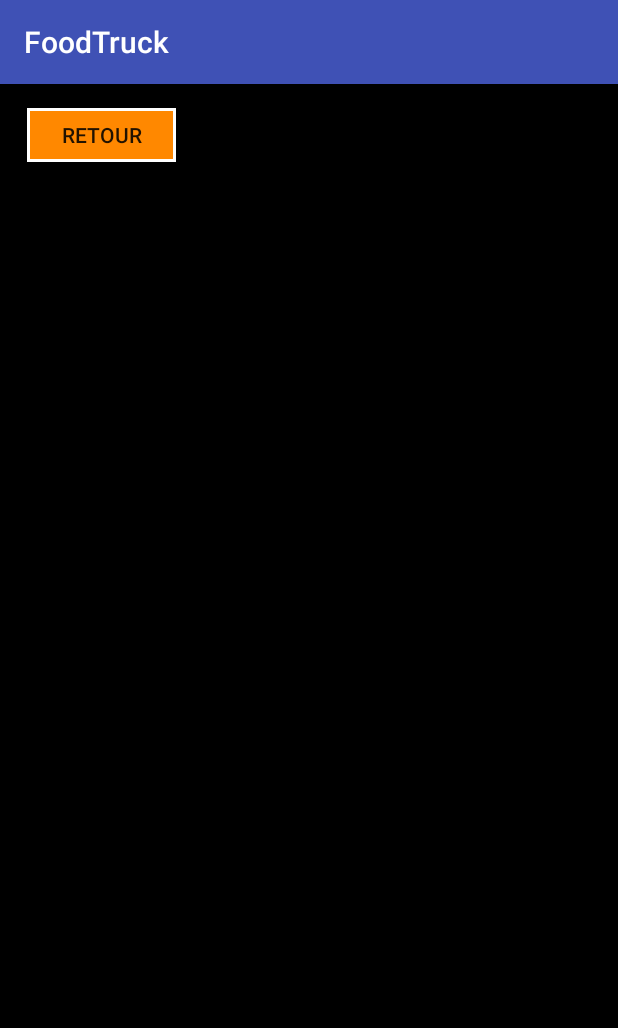
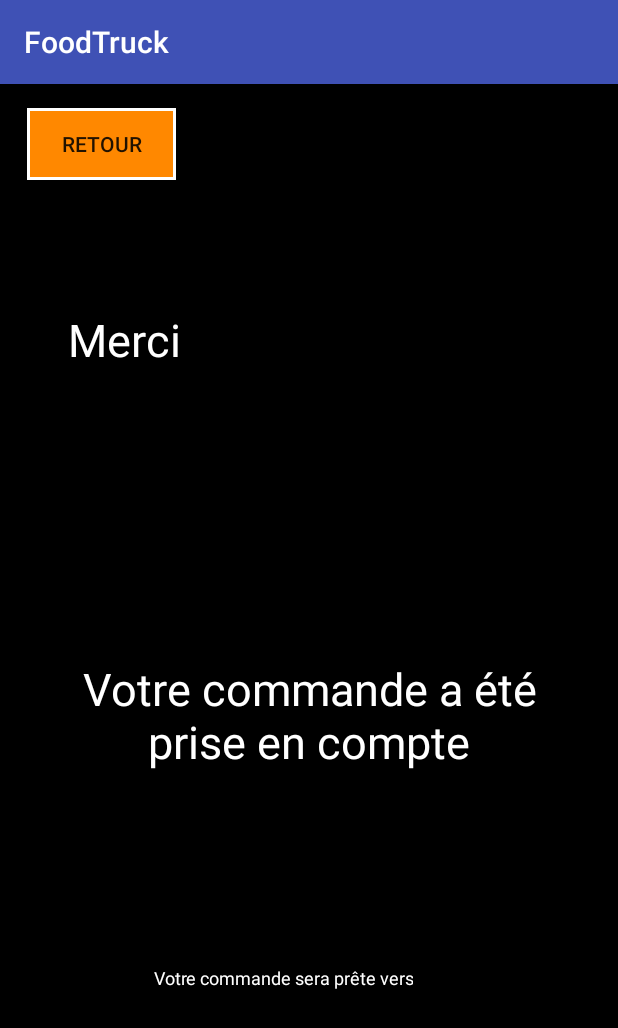
Before and after one commit to Sautronl/FoodTruck, an Android app: the RemerciementCommande screen opened directly, with no data from a screen before it, on a phone screen of 412 x 824 dp. Shown: the top 1028 px of the screen. Run offline under Robolectric (Android 15) with nearby library versions, the phone set to English and light mode, and no system bars.

Commit message:
finalisation fonctionnel de la page Remerciement

```diff
--- a/app/src/main/java/fr/wcs/foodtruck/Commande.java
+++ b/app/src/main/java/fr/wcs/foodtruck/Commande.java
@@ -45,13 +45,49 @@ public class Commande  extends AppCompatActivity {
 
 
 
+
+
+        // On crée l'adapter pour le spinner.
+        final ArrayAdapter<CharSequence> adapter = ArrayAdapter.createFromResource(this,
+                R.array.model_array, android.R.layout.simple_spinner_item);
+        adapter.setDropDownViewResource(android.R.layout.simple_spinner_dropdown_item);
+
+        spinnerCommande.setAdapter(adapter);
+
+
+
+        spinnerCommande.setOnItemSelectedListener(new AdapterView.OnItemSelectedListener() {
+            @Override
+            public void onItemSelected(AdapterView<?> adapterView, View view, int i, long l) {
+
+
+                //Si aucune horaires n'est selectionner on affiche un toast
+
+                if (i == 0) {
+                    btReserverCommande.setOnClickListener(new View.OnClickListener() {
+                        @Override
+                        public void onClick(View view) {
+                            Toast.makeText(getApplicationContext(), getResources().getString
+                                    (R.string.toast_spinner_vide), Toast.LENGTH_SHORT).show();
+
+                        }
+                    });
+
+                        //Si l'horaire est selectionner alors on effectuer les commandes suivante
+
+                }else{
+                    btReserverCommande.setOnClickListener(new View.OnClickListener() {
+                        @Override
+                        public void onClick(View view) {
+
+
                             String telCommande = txtTelCommande.getText().toString();
                             String nomCommande = txtNomCommande.getText().toString();
 
-                //Si les champs nom et telephone sont vide alors on affiche un toast.
+                            //Si les champs nom et telephone sont vide alors on affiche un toast et
+                            // le texte s'affiche en rouge avec un logo.
 
-
-                if (telCommande.equals("") && (nomCommande.equals(""))) {
+                            if (telCommande.equals("") && (nomCommande.equals("")) ) {
 
                                 Toast.makeText(getApplicationContext(), getResources().getString
                                         (R.string.toast_champ_vide), Toast.LENGTH_SHORT).show();
@@ -61,8 +97,11 @@ public class Commande  extends AppCompatActivity {
                                 votreTel.setTextColor(getResources().getColor(R.color.rougeDark));
 
                             }
+
                             //Si le champ telephone est vide alors on affiche un toast.
-                else if (telCommande.equals("") && !nomCommande.equals("")) {
+
+                            else {
+                                if (telCommande.equals("") && !nomCommande.equals("")) {
 
                                     Toast.makeText(getApplicationContext(), getResources().getString
                                             (R.string.toast_champ_vide_tel), Toast.LENGTH_SHORT).show();
@@ -73,7 +112,10 @@ public class Commande  extends AppCompatActivity {
 
 
                                 }
-                //Si le champ nom est vide alors on affiche un toast.
+
+                                //Si le champ nom est vide alors on affiche un toastet
+                                // le texte s'affiche en rouge avec un logo.
+
                                 else if (nomCommande.equals("") && !telCommande.equals("")) {
 
                                     Toast.makeText(getApplicationContext(), getResources().getString
@@ -84,23 +126,56 @@ public class Commande  extends AppCompatActivity {
                                     votreTel.setTextColor(getResources().getColor(R.color.white));
 
                                 }
-                //Sinon on affiche un toast expliquant que la commande a était prise en compt.
+
+                                //Si tout est remplie on va sur la page Remerciement Commande en
+                                // expliquant que la commande a était prise en compte.
+
                                 else {
-                    btReserverCommande.setOnClickListener(new View.OnClickListener() {
-                        @Override
-                        public void onClick(View view) {
-                            Intent intent = new Intent(Commande.this, RemerciementCommande.class);
-                            startActivity(intent);
-                        }
-                    });
+
+
                                     warningTel.setVisibility(View.GONE);
                                     warningNom.setVisibility(View.GONE);
                                     votreNom.setTextColor(getResources().getColor(R.color.white));
                                     votreTel.setTextColor(getResources().getColor(R.color.white));
 
+                                //on recuperer le nom et l'heure pour l'envoyer sur la page
+                                    // de remerciement.
+
+                                    btReserverCommande.setOnClickListener(new View.OnClickListener() {
+                                        @Override
+                                        public void onClick(View view) {
+                                            Intent intent = new Intent(Commande.this, RemerciementCommande.class);
+                                            intent.putExtra("heure", spinnerCommande.getItemAtPosition
+                                                    (spinnerCommande.getSelectedItemPosition()).toString());
+                                            intent.putExtra("nom", txtNomCommande.getText().toString());
+
+                                            Commande.this.startActivity(intent);
+                                            //Le finish permet de ne par revenir sur la page
+                                            // Commande dès que l'on a deja commmander.
+                                            finish();
+
+
+                                        }
+                                    });
+
+
                                 }
 
+                            }
 
+                        }
+                    });
+
+                }
+            }
+            @Override
+            public void onNothingSelected (AdapterView<?> parent){
+
+            }
+        });
+
+
+        // Intent pour revenir au Menu.
         backCommande.setOnClickListener(new View.OnClickListener() {
             @Override
             public void onClick(View view) {
@@ -110,22 +185,7 @@ public class Commande  extends AppCompatActivity {
         });
 
 
-        final ArrayAdapter<CharSequence> adapter = ArrayAdapter.createFromResource(this,
-                R.array.model_array, android.R.layout.simple_spinner_item);
-        adapter.setDropDownViewResource(android.R.layout.simple_spinner_dropdown_item);
-        spinnerCommande.setAdapter(adapter);
 
-        final Intent intent = new Intent(Commande.this,
-                RemerciementCommande.class);
-        btReserverCommande.setOnClickListener(new View.OnClickListener() {
-            @Override
-            public void onClick(View view) {
-                intent.putExtra("heure", spinnerCommande.getSelectedItemPosition());
-                intent.putExtra("nom", txtNomCommande.getText().toString());
-
-                Commande.this.startActivity(intent);
 
     }
-        });
 }
-}
--- a/app/src/main/java/fr/wcs/foodtruck/RemerciementCommande.java
+++ b/app/src/main/java/fr/wcs/foodtruck/RemerciementCommande.java
@@ -1,33 +1,33 @@
 package fr.wcs.foodtruck;
 
 import android.content.Intent;
+import android.os.Build;
 import android.support.v7.app.AppCompatActivity;
 import android.os.Bundle;
 import android.view.View;
 import android.widget.Button;
 import android.widget.TextView;
 
-import java.sql.Time;
-
 public class RemerciementCommande extends AppCompatActivity {
 
+    @android.support.annotation.RequiresApi(api = Build.VERSION_CODES.N)
     @Override
     protected void onCreate(Bundle savedInstanceState) {
         super.onCreate(savedInstanceState);
         setContentView(R.layout.activity_remerciement_commande);
         final Button btHome = (Button) findViewById(R.id.btHomeRemerciement);
         final TextView tvRemerciementN = (TextView) findViewById(R.id.tvRemerciementNom);
+        final TextView tvHeure = (TextView) findViewById(R.id.remerciementHeure);
 
 
 
 
         String nom = getIntent().getStringExtra("nom");
+       String heure = getIntent().getStringExtra("heure");
 
-
-
-        RemerciementModel rem = new RemerciementModel(nom);
+        RemerciementModel rem = new RemerciementModel(nom,heure);
         tvRemerciementN.setText(rem.getNom());
-
+        tvHeure.setText(rem.getHeure());
 
 
         btHome.setOnClickListener(new View.OnClickListener() {
--- a/app/src/main/java/fr/wcs/foodtruck/RemerciementModel.java
+++ b/app/src/main/java/fr/wcs/foodtruck/RemerciementModel.java
@@ -1,22 +1,23 @@
 package fr.wcs.foodtruck;
 
 
+import android.content.ClipData;
+import android.icu.text.SimpleDateFormat;
+
+import java.util.Date;
 
 /**
  * Created by apprenti on 02/10/17.
  */
 
 public class RemerciementModel {
-    public String nom;
+    private String nom;
+    private String heure;
 
-
-
-
-    public RemerciementModel(String nom) {
+    public RemerciementModel(String nom, String heure) {
         this.nom = nom;
-
+        this.heure = heure;
     }
-
 
 
     public String getNom() {
@@ -24,4 +25,7 @@ public class RemerciementModel {
     }
 
 
+    public String getHeure() {
+        return heure;
+    }
 }
--- a/app/src/main/res/layout/activity_commande.xml
+++ b/app/src/main/res/layout/activity_commande.xml
@@ -119,6 +119,7 @@ android:background="#000000">
         android:ems="10"
         android:inputType="phone"
         android:hint="@string/edit_text_tel"
+        android:focusableInTouchMode="true"
         android:background="#ffffff"
         app:layout_constraintLeft_toLeftOf="parent"
         android:layout_marginTop="18dp"
@@ -131,6 +132,7 @@ android:background="#000000">
 
     <EditText
         android:id="@+id/editTextNom"
+        android:focusableInTouchMode="true"
         android:layout_width="357dp"
         android:layout_height="44dp"
         android:layout_marginLeft="27dp"
--- a/app/src/main/res/layout/activity_remerciement_commande.xml
+++ b/app/src/main/res/layout/activity_remerciement_commande.xml
@@ -1,16 +1,18 @@
 <?xml version="1.0" encoding="utf-8"?>
-<android.support.constraint.ConstraintLayout xmlns:android="http://schemas.android.com/apk/res/android"
+<android.support.constraint.ConstraintLayout
+    xmlns:android="http://schemas.android.com/apk/res/android"
     xmlns:app="http://schemas.android.com/apk/res-auto"
     xmlns:tools="http://schemas.android.com/tools"
     android:layout_width="match_parent"
     android:layout_height="match_parent"
     tools:context="fr.wcs.foodtruck.RemerciementCommande"
     android:background="#000000">
+
     <Button
         android:id="@+id/btHomeRemerciement"
         android:layout_width="99dp"
-        android:layout_height="36dp"
-        android:layout_marginLeft="16dp"
+        android:layout_height="48dp"
+        android:layout_marginLeft="8dp"
         android:layout_marginStart="8dp"
         android:layout_marginTop="16dp"
         android:text="@string/buttonRetour"
@@ -19,22 +21,86 @@
         app:layout_constraintTop_toTopOf="parent"
         android:layout_marginRight="20dp"
         app:layout_constraintRight_toRightOf="parent"
-        app:layout_constraintHorizontal_bias="0.036" />
+        app:layout_constraintHorizontal_bias="0.036"
+        android:layout_marginEnd="20dp" />
+
 
     <TextView
-        android:id="@+id/tvRemerciementNom"
+            android:id="@+id/tvRemerciementNom"
+            android:layout_width="194dp"
+            android:layout_height="151dp"
+
+        android:textColor="@color/white"
+            android:textSize="30sp"
+            tools:text="Nom"
+        android:layout_toRightOf="@+id/remerciementMerci"
+        android:layout_toEndOf="@+id/remerciementMerci"
+        android:layout_alignBottom="@+id/remerciementMerci"
+        android:layout_alignTop="@+id/remerciementMerci"
+        app:layout_constraintBaseline_toBaselineOf="@+id/remerciementMerci"
+        app:layout_constraintRight_toRightOf="parent"
+        app:layout_constraintLeft_toRightOf="@+id/remerciementMerci" />
+
+        <TextView
+            android:id="@+id/remerciementMerci"
+
+            android:layout_width="81dp"
+            android:layout_height="35dp"
+
+            android:text="@string/merci_string"
+            android:textColor="@color/textEnvoyer"
+            android:textSize="30sp"
+            android:layout_below="@+id/btHomeRemerciement"
+            android:layout_alignLeft="@+id/btHomeRemerciement"
+            android:layout_alignStart="@+id/btHomeRemerciement"
+            app:layout_constraintLeft_toLeftOf="parent"
+            android:layout_marginTop="86dp"
+            app:layout_constraintTop_toBottomOf="@+id/btHomeRemerciement"
+            app:layout_constraintRight_toLeftOf="@+id/tvRemerciementNom" />
+
+    <TextView
+        android:id="@+id/remerciementCommandeValider"
+        android:layout_width="314dp"
+        android:layout_height="109dp"
+        android:text="@string/commande_prise_en_compte"
+        android:textAlignment="center"
+        android:textColor="@color/textEnvoyer"
+        android:textSize="30sp"
+        app:layout_constraintLeft_toLeftOf="parent"
+        app:layout_constraintRight_toRightOf="parent"
+        android:layout_marginTop="197dp"
+        app:layout_constraintTop_toBottomOf="@+id/remerciementMerci" />
+
+    <TextView
+        android:id="@+id/remerciementHeure"
         android:layout_width="wrap_content"
         android:layout_height="wrap_content"
-        android:textColor="@color/white"
-        app:layout_constraintLeft_toLeftOf="parent"
-        android:layout_marginTop="146dp"
-        app:layout_constraintTop_toBottomOf="@+id/btHomeRemerciement"
-        app:layout_constraintHorizontal_bias="0.575"
+        android:layout_marginBottom="8dp"
+        android:layout_marginTop="8dp"
+        android:textColor="@color/textEnvoyer"
+        android:text="@string/commande_prete_vers"
+        android:textSize="12sp"
         app:layout_constraintBottom_toBottomOf="parent"
-        android:layout_marginBottom="429dp"
-        app:layout_constraintVertical_bias="0.0"
-        android:layout_marginRight="0dp" />
+        android:gravity="left"
+        app:layout_constraintTop_toBottomOf="@+id/remerciementCommandeValider"
+        tools:text="12h00"
+        app:layout_constraintVertical_bias="0.359"
+        android:layout_marginRight="41dp"
+        app:layout_constraintRight_toRightOf="@+id/remerciementCommandeValider" />
 
+    <TextView
+        android:id="@+id/preteVers"
+        android:layout_width="wrap_content"
+        android:gravity="right"
+        android:layout_height="wrap_content"
+        android:text="@string/commande_prete_vers"
+        android:textColor="@color/textEnvoyer"
+        android:textSize="12sp"
+        app:layout_constraintBaseline_toBaselineOf="@+id/remerciementHeure"
+        app:layout_constraintRight_toLeftOf="@+id/remerciementHeure"
+        android:layout_marginLeft="8dp"
+        app:layout_constraintLeft_toLeftOf="@+id/remerciementCommandeValider"
+        app:layout_constraintHorizontal_bias="0.49" />
 
 
 </android.support.constraint.ConstraintLayout>
--- a/app/src/main/res/values/colors.xml
+++ b/app/src/main/res/values/colors.xml
@@ -8,5 +8,5 @@
     <color name="white">#ffffff</color>
 
 
-    <color name="textEnvoyer">#FFFFFF</color>
+    <color name="textEnvoyer">#ffffff</color>
 </resources>
--- a/app/src/main/res/values/strings.xml
+++ b/app/src/main/res/values/strings.xml
@@ -39,7 +39,11 @@
     <string name="toast_champ_vide_nom">Veillez renseigner votre nom</string>
     <string name="votre_tel">Votre n° de telephone</string>
     <string name="toast_champ_vide">Veillez reseigner votre nom et n° de telephone</string>
+    <string name="toast_spinner_vide">Veillez selectionner un créneau horaire </string>
     <string name="toast_champ_remplis">Votre commande est prise en compte !</string>
+    <string name="merci_string">Merci</string>
+    <string name="commande_prise_en_compte">Votre commande a été prise en compte</string>
+    <string name="commande_prete_vers">Votre commande sera prête vers</string>
 
     <string-array name="model_array">
         <item>Sélectionnez un créneau horaire ...</item>
```
Also changed, not shown: app/src/main/res/drawable-hdpi/indexc.png (added), app/src/main/res/drawable-mdpi/indexc.png (added), app/src/main/res/drawable-xhdpi/indexc.png (added), app/src/main/res/drawable-xxhdpi/indexc.png (added), app/src/main/res/drawable-xxxhdpi/indexc.png (added). Lines whose indentation alone changed are shown as unchanged.
